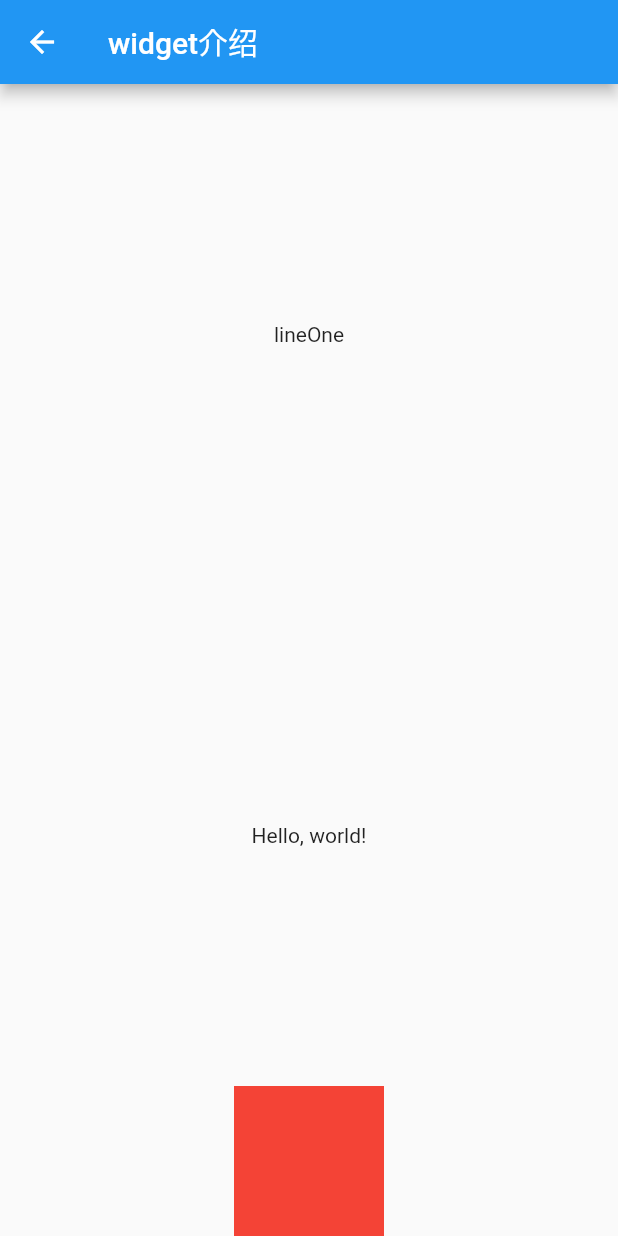
After one commit to williamHlw/FlutterTestDemo, a Flutter app: the WidgetIntroduce screen opened directly, on a phone screen of 412 x 824 dp. The commit adds this screen. Run offline on Flutter 3.47's test engine with Material 2 defaults, Android fonts, the phone set to English and light mode, and no system bars.

Commit message:
widget介绍

```diff
--- /dev/null
+++ b/flutter_test_demo/lib/class/WidgetIntroduce.dart
@@ -0,0 +1,45 @@
+import 'package:flutter/material.dart';
+
+class WidgetIntroduce extends StatelessWidget{
+  @override
+  Widget build(BuildContext context) {
+    // TODO: implement build
+    var title = "widget介绍";
+    return new Scaffold(
+      appBar: new AppBar(
+        title: new Text(title),
+        backgroundColor: Colors.blue,
+      ),
+      body: showView(),
+    );
+  }
+}
+
+class showView extends StatelessWidget{
+  @override
+  Widget build(BuildContext context) {
+    // TODO: implement build
+    return Material(
+      child: Column(
+        children: <Widget>[
+          Expanded(
+            child: Center(
+              child: Text('lineOne'),
+            ),
+          ),
+          Expanded(
+            child: Center(
+              child: Text('Hello, world!'),
+            ),
+          ),
+          Container(
+            height: 100,
+            width: 100,
+            color: Colors.red,
+          ),
+        ],
+      ),
+    );
+  }
+
+}
--- a/flutter_test_demo/lib/main.dart
+++ b/flutter_test_demo/lib/main.dart
@@ -1,9 +1,10 @@
 import 'package:flutter/foundation.dart';
 import 'package:flutter/material.dart';
 import 'package:flutter_test_demo/class/NavigationTest.dart';
+import 'package:flutter_test_demo/class/WidgetIntroduce.dart';
 void main() {
   runApp(MyApp(
-    items: ["测试1","测试2"],
+    items: ["导航测试","Widgets介绍"],
   ));
 }
 
@@ -41,11 +42,15 @@ class MyApp extends StatelessWidget {
 void jumpMethod(int index , BuildContext context){
   print(index);
   if(index == 0){
+    // 导航测试
     Navigator.push(context, new MaterialPageRoute(builder: (BuildContext context) {
-            return new NavigationTest(); //不传值的跳转
+      return new NavigationTest();
     }));
   }else if(index == 1){
-
+    //widget介绍
+    Navigator.push(context, new MaterialPageRoute(builder: (BuildContext context){
+      return new WidgetIntroduce();
+    }));
   }else{
 
   }
```
